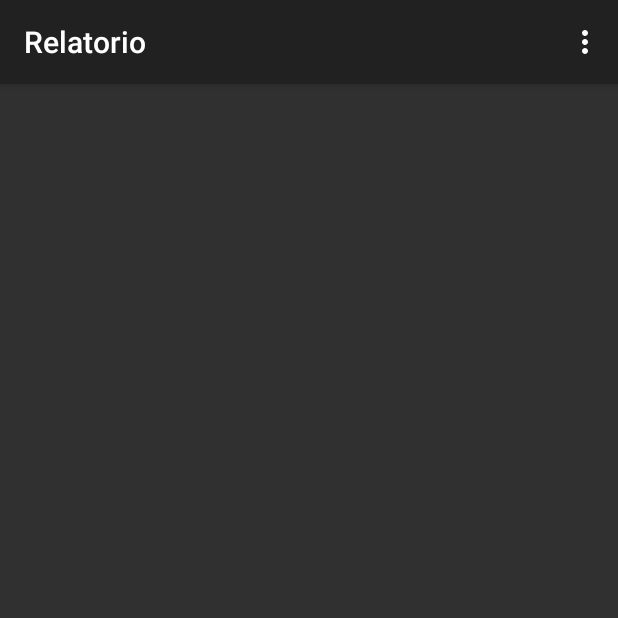
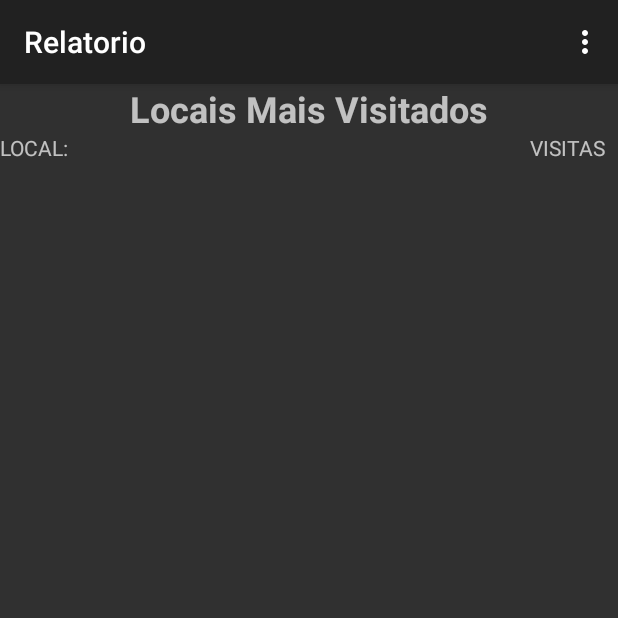
Before and after one commit to DiegoTeixeira7/CheckInLocais, an Android app: the Relatorio screen opened directly, with no data from a screen before it, on a phone screen of 412 x 824 dp, the top half of it. Run offline under Robolectric (Android 15) with nearby library versions, the phone set to English and light mode, and no system bars.

Commit message:
configurando componentes da tela 4

```diff
--- a/src/main/res/layout/activity_relatorio.xml
+++ b/src/main/res/layout/activity_relatorio.xml
@@ -1,9 +1,88 @@
-<?xml version="1.0" encoding="utf-8"?>
-<androidx.constraintlayout.widget.ConstraintLayout xmlns:android="http://schemas.android.com/apk/res/android"
-    xmlns:app="http://schemas.android.com/apk/res-auto"
+<RelativeLayout android:layout_width="match_parent"
+    android:layout_height="wrap_content"
+    xmlns:android="http://schemas.android.com/apk/res/android"
     xmlns:tools="http://schemas.android.com/tools"
-    android:layout_width="match_parent"
-    android:layout_height="match_parent"
     tools:context=".Controller.Relatorio">
 
-</androidx.constraintlayout.widget.ConstraintLayout>
+    <TextView
+        android:id="@+id/text"
+        android:layout_width="match_parent"
+        android:layout_height="wrap_content"
+        android:gravity="center"
+        android:textSize="24dp"
+        android:textStyle="bold"
+        android:text="Locais Mais Visitados" />
+
+
+    <LinearLayout
+        android:id="@+id/textAcoes"
+        android:layout_width="match_parent"
+        android:layout_height="wrap_content"
+        android:orientation="horizontal"
+        android:layout_below="@+id/text">
+
+        <LinearLayout
+            android:layout_width="match_parent"
+            android:layout_height="40dp"
+            android:layout_weight="1"
+            android:orientation="vertical">
+
+            <TextView
+                android:id="@+id/textLocal"
+                android:layout_width="wrap_content"
+                android:layout_height="wrap_content"
+                android:text="LOCAL:" />
+
+        </LinearLayout>
+
+        <LinearLayout
+            android:layout_width="match_parent"
+            android:layout_height="wrap_content"
+            android:layout_weight="6"
+            android:orientation="vertical" >
+
+            <TextView
+                android:id="@+id/textVisitas"
+                android:layout_width="wrap_content"
+                android:layout_height="wrap_content"
+                android:text="VISITAS" />
+        </LinearLayout>
+
+    </LinearLayout>
+
+    <LinearLayout
+        android:layout_width="match_parent"
+        android:layout_height="wrap_content"
+        android:orientation="horizontal"
+        android:layout_below="@+id/textAcoes">
+
+        <ScrollView
+            android:id="@+id/scrollView1"
+            android:layout_width="match_parent"
+            android:layout_height="match_parent">
+
+            <LinearLayout
+                android:layout_width="match_parent"
+                android:layout_height="wrap_content"
+                android:orientation="horizontal">
+
+                <LinearLayout
+                    android:layout_width="wrap_content"
+                    android:layout_height="wrap_content"
+                    android:orientation="vertical"
+                    android:id="@+id/layoutConteudo">
+                </LinearLayout>
+                <LinearLayout
+                    android:layout_width="match_parent"
+                    android:layout_height="wrap_content"
+                    android:orientation="vertical"
+                    android:id="@+id/layoutVisitas">
+                </LinearLayout>
+
+            </LinearLayout>
+
+        </ScrollView>
+
+    </LinearLayout>
+
+</RelativeLayout>
```
